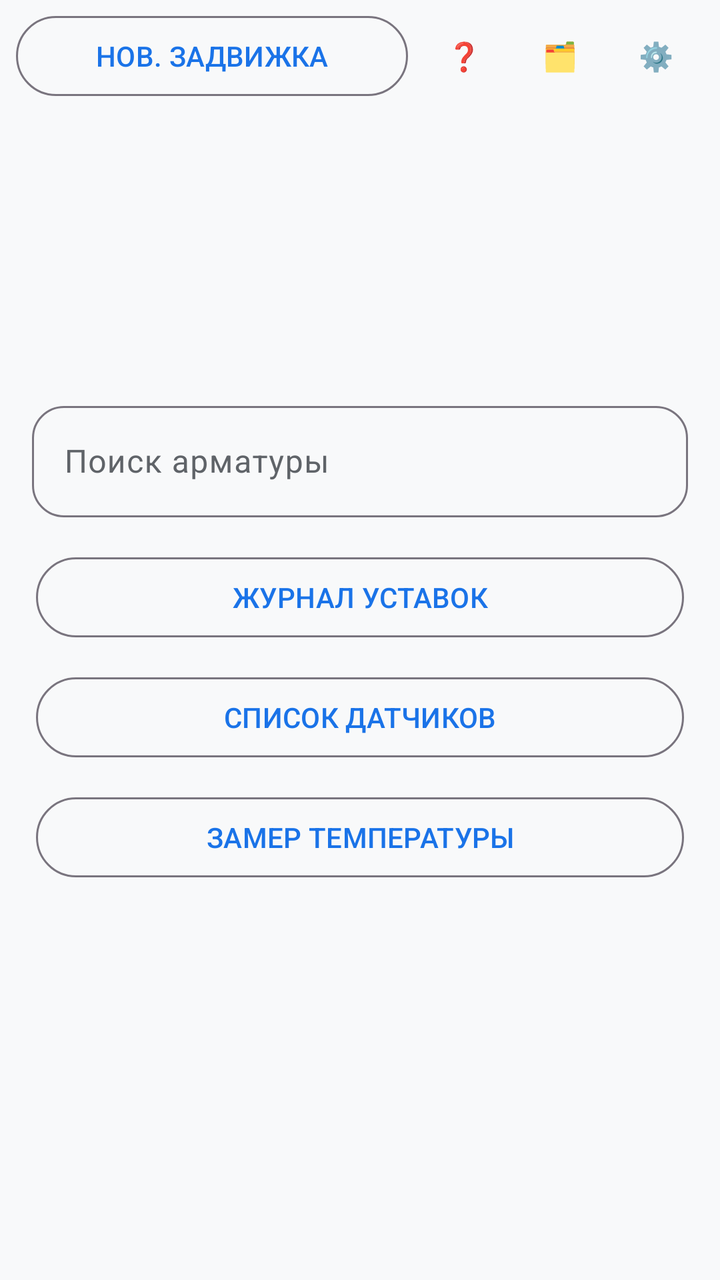
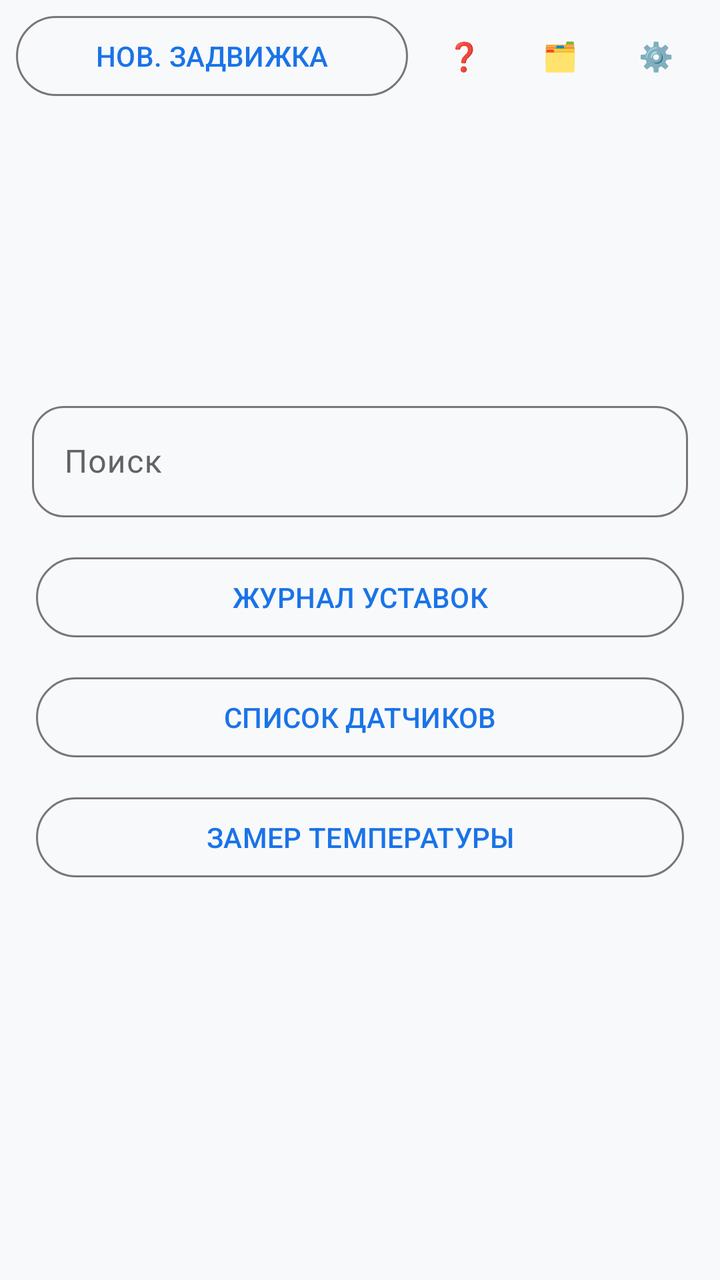

Screens rendered from an Android XML layout before and after an edit, with the pre-edit source and the edit as a unified diff.
<!-- AndroidManifest.xml: application theme Theme.FocusApp -->
<!-- res/layout/activity_main.xml -->
<?xml version="1.0" encoding="utf-8"?>
<androidx.constraintlayout.widget.ConstraintLayout
    xmlns:android="http://schemas.android.com/apk/res/android"
    xmlns:app="http://schemas.android.com/apk/res-auto"
    android:id="@+id/rootLayout"
    android:layout_width="match_parent"
    android:layout_height="match_parent"
    android:background="?android:attr/windowBackground">

    
    
    
    <androidx.constraintlayout.widget.ConstraintLayout
        android:id="@+id/topPanel"
        android:layout_width="match_parent"
        android:layout_height="wrap_content"
        android:paddingStart="8dp"
        android:paddingEnd="8dp"
        android:paddingTop="4dp"
        android:paddingBottom="4dp"
        app:layout_constraintTop_toTopOf="parent"
        app:layout_constraintStart_toStartOf="parent"
        app:layout_constraintEnd_toEndOf="parent">

        
        <com.google.android.material.button.MaterialButton
            android:id="@+id/btnNewValve"
            style="@style/Widget.Material3.Button.OutlinedButton"
            android:layout_width="0dp"
            android:layout_height="wrap_content"
            android:layout_marginEnd="4dp"
            android:text="@string/new_valve"
            android:maxLines="1"
            android:ellipsize="end"
            app:layout_constraintStart_toStartOf="parent"
            app:layout_constraintEnd_toStartOf="@id/btnHelp"
            app:layout_constraintTop_toTopOf="parent"
            app:layout_constraintBottom_toBottomOf="parent" />

        
        <com.google.android.material.button.MaterialButton
            android:id="@+id/btnHelp"
            style="@style/Widget.Material3.Button.TextButton"
            android:layout_width="48dp"
            android:layout_height="wrap_content"
            android:text="❓"
            app:layout_constraintStart_toEndOf="@id/btnNewValve"
            app:layout_constraintEnd_toStartOf="@id/btnLists"
            app:layout_constraintTop_toTopOf="parent"
            app:layout_constraintBottom_toBottomOf="parent" />

        
        <com.google.android.material.button.MaterialButton
            android:id="@+id/btnLists"
            style="@style/Widget.Material3.Button.TextButton"
            android:layout_width="48dp"
            android:layout_height="wrap_content"
            android:text="🗂️"
            app:layout_constraintStart_toEndOf="@id/btnHelp"
            app:layout_constraintEnd_toStartOf="@id/btnSettings"
            app:layout_constraintTop_toTopOf="parent"
            app:layout_constraintBottom_toBottomOf="parent" />

        
        <com.google.android.material.button.MaterialButton
            android:id="@+id/btnSettings"
            style="@style/Widget.Material3.Button.TextButton"
            android:layout_width="48dp"
            android:layout_height="wrap_content"
            android:text="⚙️"
            app:layout_constraintEnd_toEndOf="parent"
            app:layout_constraintTop_toTopOf="parent"
            app:layout_constraintBottom_toBottomOf="parent" />

    </androidx.constraintlayout.widget.ConstraintLayout>

    
    
    
    <androidx.constraintlayout.widget.ConstraintLayout
        android:id="@+id/searchContainer"
        android:layout_width="match_parent"
        android:layout_height="wrap_content"
        app:layout_constraintBottom_toBottomOf="parent"
        app:layout_constraintTop_toTopOf="parent"
        app:layout_constraintStart_toStartOf="parent"
        app:layout_constraintEnd_toEndOf="parent"
        app:layout_constraintVertical_bias="0.5">

        
        <com.google.android.material.textfield.TextInputLayout
            android:id="@+id/searchLayout"
            style="@style/Widget.Material3.TextInputLayout.OutlinedBox"
            android:layout_width="0dp"
            android:layout_height="wrap_content"
            android:layout_marginStart="16dp"
            android:layout_marginEnd="16dp"
            android:hint="@string/search_hint"
            app:boxCornerRadiusBottomEnd="16dp"
            app:boxCornerRadiusBottomStart="16dp"
            app:boxCornerRadiusTopEnd="16dp"
            app:boxCornerRadiusTopStart="16dp"
            app:layout_constraintStart_toStartOf="parent"
            app:layout_constraintEnd_toEndOf="parent"
            app:layout_constraintTop_toTopOf="parent">

            <com.google.android.material.textfield.TextInputEditText
                android:id="@+id/etSearch"
                android:layout_width="match_parent"
                android:layout_height="wrap_content"
                android:imeOptions="actionDone"
                android:inputType="text"
                android:maxLines="1" />
        </com.google.android.material.textfield.TextInputLayout>

        
        <LinearLayout
            android:id="@+id/bottomButtons"
            android:layout_width="0dp"
            android:layout_height="wrap_content"
            android:layout_marginTop="16dp"
            android:layout_marginStart="16dp"
            android:layout_marginEnd="16dp"
            android:gravity="center"
            android:orientation="vertical"
            app:layout_constraintStart_toStartOf="parent"
            app:layout_constraintEnd_toEndOf="parent"
            app:layout_constraintTop_toBottomOf="@id/searchLayout"
            app:layout_constraintBottom_toBottomOf="parent"
            app:layout_constraintWidth_percent="0.9">

            <com.google.android.material.button.MaterialButton
                android:id="@+id/btnSetpoints"
                style="@style/Widget.Material3.Button.OutlinedButton"
                android:layout_width="match_parent"
                android:layout_height="wrap_content"
                android:layout_marginBottom="12dp"
                android:text="@string/setpoints" />

            <com.google.android.material.button.MaterialButton
                android:id="@+id/btnSensors"
                style="@style/Widget.Material3.Button.OutlinedButton"
                android:layout_width="match_parent"
                android:layout_height="wrap_content"
                android:layout_marginBottom="12dp"
                android:text="@string/sensors" />

            <com.google.android.material.button.MaterialButton
                android:id="@+id/btnConverter"
                style="@style/Widget.Material3.Button.OutlinedButton"
                android:layout_width="match_parent"
                android:layout_height="wrap_content"
                android:text="@string/converter" />
        </LinearLayout>
    </androidx.constraintlayout.widget.ConstraintLayout>

    
    
    
    <androidx.recyclerview.widget.RecyclerView
        android:id="@+id/rvGateValves"
        android:layout_width="match_parent"
        android:layout_height="0dp"
        android:layout_marginTop="8dp"
        android:clipToPadding="false"
        android:paddingBottom="4dp"
        android:visibility="gone"
        app:layout_constraintBottom_toBottomOf="parent"
        app:layout_constraintTop_toBottomOf="@id/searchContainer"
        app:layout_constraintStart_toStartOf="parent"
        app:layout_constraintEnd_toEndOf="parent" />

    
    <TextView
        android:id="@+id/tvEmptySearch"
        android:layout_width="match_parent"
        android:layout_height="0dp"
        android:gravity="center"
        android:text="@string/empty_search"
        android:textColor="@color/on_surface_secondary"
        android:textSize="18sp"
        android:visibility="gone"
        app:layout_constraintBottom_toBottomOf="parent"
        app:layout_constraintTop_toBottomOf="@id/searchContainer"
        app:layout_constraintStart_toStartOf="parent"
        app:layout_constraintEnd_toEndOf="parent" />

    
    
    
    <androidx.constraintlayout.widget.ConstraintLayout
        android:id="@+id/overlayDetail"
        android:layout_width="match_parent"
        android:layout_height="match_parent"
        android:background="?android:attr/windowBackground"
        android:visibility="gone"
        app:layout_constraintBottom_toBottomOf="parent"
        app:layout_constraintEnd_toEndOf="parent"
        app:layout_constraintStart_toStartOf="parent"
        app:layout_constraintTop_toTopOf="parent">

        
        <ImageButton
            android:id="@+id/btnOverlayBack"
            android:layout_width="48dp"
            android:layout_height="48dp"
            android:layout_margin="16dp"
            android:src="@drawable/ic_close"
            android:background="?attr/selectableItemBackgroundBorderless"
            android:contentDescription="Закрыть оверлей"
            app:layout_constraintStart_toStartOf="parent"
            app:layout_constraintTop_toTopOf="parent" />

        
        <TextView
            android:id="@+id/tvOverlayTitle"
            android:layout_width="0dp"
            android:layout_height="wrap_content"
            android:layout_marginStart="16dp"
            android:layout_marginEnd="72dp"
            android:text="Блокировка"
            android:textSize="20sp"
            android:textStyle="bold"
            android:gravity="center"
            android:maxLines="2"
            android:ellipsize="end"
            app:layout_constraintEnd_toEndOf="parent"
            app:layout_constraintStart_toEndOf="@id/btnOverlayBack"
            app:layout_constraintTop_toTopOf="@id/btnOverlayBack"
            app:layout_constraintBottom_toBottomOf="@id/btnOverlayBack" />

        
        <ImageView
            android:id="@+id/ivOverlayImage"
            android:layout_width="0dp"
            android:layout_height="0dp"
            android:layout_marginStart="16dp"
            android:layout_marginEnd="16dp"
            android:layout_marginTop="8dp"
            android:layout_marginBottom="8dp"
            android:scaleType="fitCenter"
            android:adjustViewBounds="true"
            android:background="@android:color/white"
            android:contentDescription="Фрагмент схемы"
            app:layout_constraintTop_toBottomOf="@id/btnOverlayBack"
            app:layout_constraintBottom_toTopOf="@id/cardOverlayDescription"
            app:layout_constraintEnd_toEndOf="parent"
            app:layout_constraintStart_toStartOf="parent" />

        
        <ProgressBar
            android:id="@+id/progressOverlay"
            android:layout_width="48dp"
            android:layout_height="48dp"
            android:indeterminate="true"
            android:visibility="gone"
            app:layout_constraintBottom_toBottomOf="@id/ivOverlayImage"
            app:layout_constraintEnd_toEndOf="@id/ivOverlayImage"
            app:layout_constraintStart_toStartOf="@id/ivOverlayImage"
            app:layout_constraintTop_toTopOf="@id/ivOverlayImage" />

        
        <com.google.android.material.card.MaterialCardView
            android:id="@+id/cardOverlayDescription"
            android:layout_width="0dp"
            android:layout_height="wrap_content"
            android:layout_marginStart="16dp"
            android:layout_marginEnd="16dp"
            android:layout_marginBottom="16dp"
            app:cardElevation="8dp"
            app:cardCornerRadius="12dp"
            app:layout_constraintBottom_toBottomOf="parent"
            app:layout_constraintEnd_toEndOf="parent"
            app:layout_constraintStart_toStartOf="parent">

            <TextView
                android:id="@+id/tvOverlayDescription"
                android:layout_width="match_parent"
                android:layout_height="wrap_content"
                android:padding="16dp"
                android:text="Описание блокировки"
                android:textSize="14sp"
                android:textColor="?android:attr/textColorPrimary" />
        </com.google.android.material.card.MaterialCardView>

    </androidx.constraintlayout.widget.ConstraintLayout>



</androidx.constraintlayout.widget.ConstraintLayout>
<!-- resources referenced by this layout -->
<resources>
  <color name="on_surface_secondary">#5F6368</color>
  <!-- drawable ic_close (drawable) -->
  <vector xmlns:android="http://schemas.android.com/apk/res/android"
      android:width="24dp"
      android:height="24dp"
      android:viewportWidth="24"
      android:viewportHeight="24">
      <path
          android:fillColor="?android:attr/textColorPrimary"
          android:pathData="M19,6.41L17.59,5 12,10.59 6.41,5 5,6.41 10.59,12 5,17.59 6.41,19 12,13.41 17.59,19 19,17.59 13.41,12z" />
  </vector>
  <string name="converter">ЗАМЕР ТЕМПЕРАТУРЫ</string>
  <string name="empty_search">🔍 Ничего не найдено\nПопробуйте изменить запрос</string>
  <string name="new_valve">НОВ. ЗАДВИЖКА</string>
  <string name="search_hint">Поиск арматуры</string>
  <string name="sensors">СПИСОК ДАТЧИКОВ</string>
  <string name="setpoints">ЖУРНАЛ УСТАВОК</string>
  <style name="Theme.FocusApp" parent="Theme.Material3.DayNight.NoActionBar">
          
          <item name="colorPrimary">@color/primary</item>
          <item name="colorPrimaryContainer">@color/primary_container</item>
          <item name="colorSecondary">@color/secondary</item>
          <item name="colorTertiary">@color/tertiary</item>
  
          
          <item name="colorOnPrimary">@color/on_primary</item>
          <item name="colorOnSurface">@color/on_surface</item>
          <item name="colorOnSurfaceVariant">@color/on_surface_secondary</item>
  
          
          <item name="colorSurface">@color/surface</item>
          <item name="colorSurfaceVariant">@color/surface_variant</item>
          <item name="android:colorBackground">@color/background</item>
  
          
          <item name="android:statusBarColor">@color/status_bar</item>
  
          
          <item name="android:navigationBarColor">@color/surface</item>
      </style>
  <color name="primary">#1A73E8</color>
  <color name="primary_container">#D2E3FC</color>
  <color name="secondary">#03DAC6</color>
  <color name="tertiary">#FF6B6B</color>
  <color name="on_primary">#FFFFFF</color>
  <color name="on_surface">#202124</color>
  <color name="surface">#FFFFFF</color>
  <color name="surface_variant">#F5F5F5</color>
  <color name="background">#F8F9FA</color>
  <color name="status_bar">#FFFFFF</color>
</resources>

<!-- the commit's change to res/layout/activity_main.xml (unified diff, before → after) -->
@@ -95,7 +95,7 @@
             android:layout_height="wrap_content"
             android:layout_marginStart="16dp"
             android:layout_marginEnd="16dp"
-            android:hint="@string/search_hint"
+            android:hint="Поиск"
             app:boxCornerRadiusBottomEnd="16dp"
             app:boxCornerRadiusBottomStart="16dp"
             app:boxCornerRadiusTopEnd="16dp"
@@ -285,6 +285,4 @@
 
     </androidx.constraintlayout.widget.ConstraintLayout>
 
-
-
 </androidx.constraintlayout.widget.ConstraintLayout>
<!-- resource entries referenced after the edit -->
@@ -14,7 +14,6 @@
   <string name="converter">ЗАМЕР ТЕМПЕРАТУРЫ</string>
   <string name="empty_search">🔍 Ничего не найдено\nПопробуйте изменить запрос</string>
   <string name="new_valve">НОВ. ЗАДВИЖКА</string>
-  <string name="search_hint">Поиск арматуры</string>
   <string name="sensors">СПИСОК ДАТЧИКОВ</string>
   <string name="setpoints">ЖУРНАЛ УСТАВОК</string>
   <style name="Theme.FocusApp" parent="Theme.Material3.DayNight.NoActionBar">
